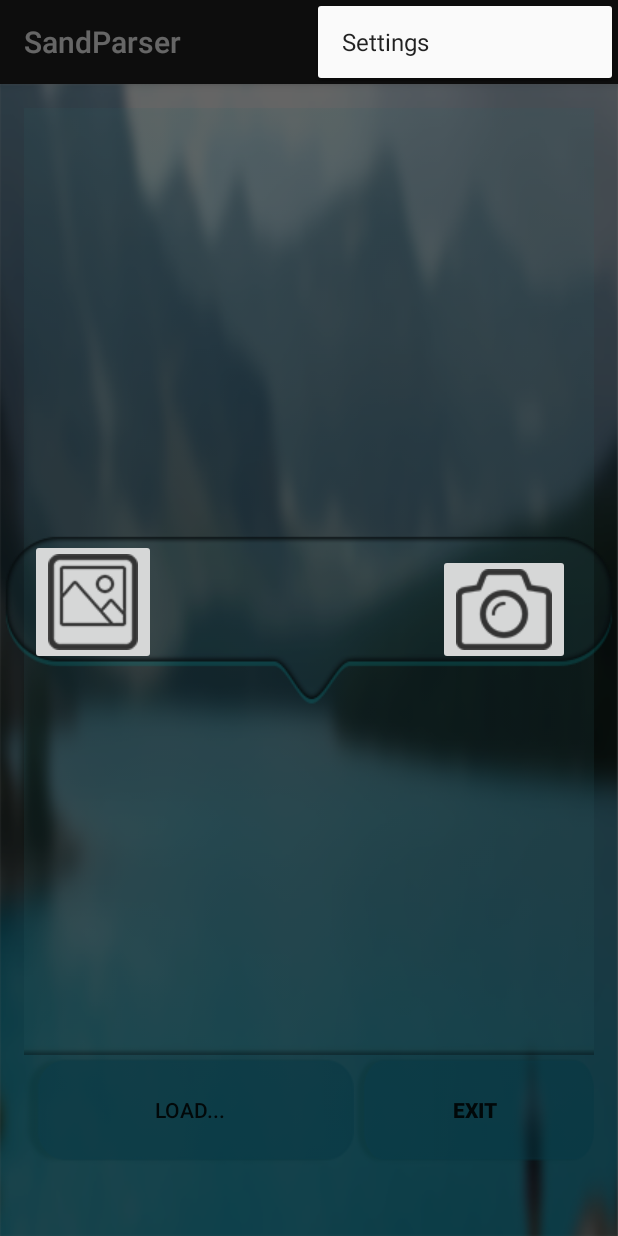
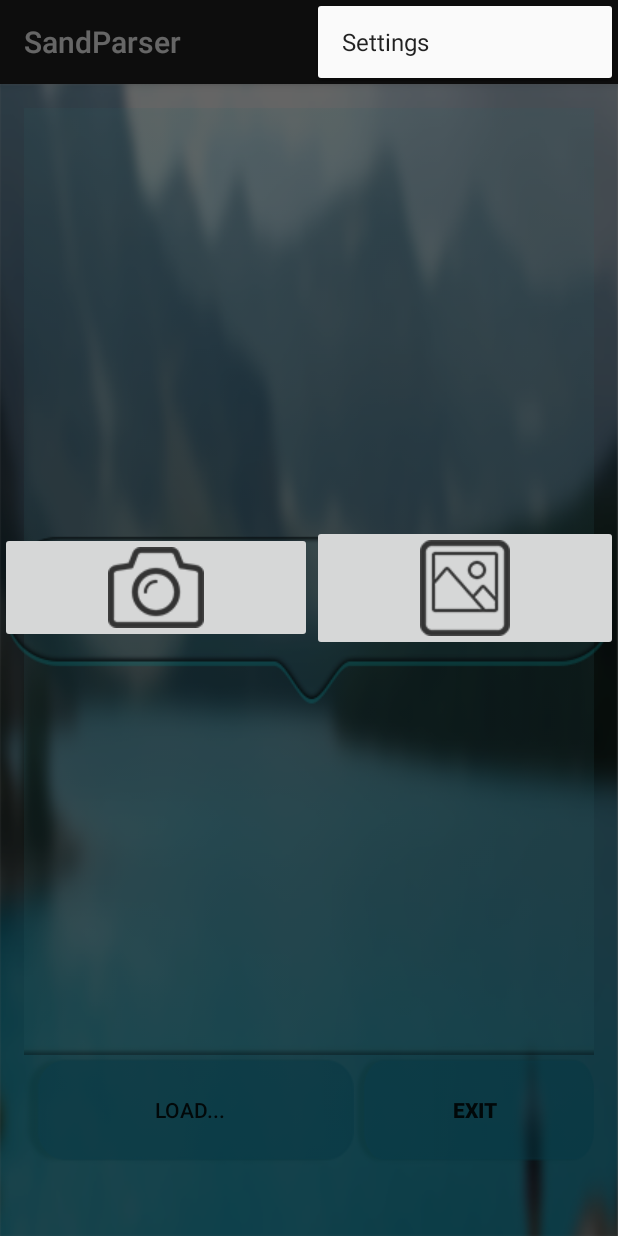
Before and after one commit to Legementarion/NN, an Android app: the fragment CamDialog placed in its activity, with the options menu open, on a phone screen of 412 x 824 dp. Run offline under Robolectric (Android 15) with nearby library versions, the phone set to English and light mode, and no system bars.

Commit message:
v0.33 openCV lib commented

```diff
--- a/app/src/main/AndroidManifest.xml
+++ b/app/src/main/AndroidManifest.xml
@@ -1,7 +1,7 @@
 <?xml version="1.0" encoding="utf-8"?>
 <manifest xmlns:android="http://schemas.android.com/apk/res/android"
     package="com.lego.mydiploma" >
-    <uses-feature android:name="android.hardware.camera" android:required="true" />
+    <uses-permission android:name="android.hardware.camera" android:required="true" />
     <uses-permission android:name="android.permission.WRITE_EXTERNAL_STORAGE" />
 
 
--- a/app/src/main/java/com/lego/mydiploma/Functions/CamDialog.java
+++ b/app/src/main/java/com/lego/mydiploma/Functions/CamDialog.java
@@ -27,13 +27,14 @@ import java.util.Locale;
 
 public class CamDialog extends DialogFragment implements DialogInterface.OnCancelListener{
 
-    private static final String IMAGE_DIRECTORY_NAME = "ololo";
     ImageButton camera;
     ImageButton gallery;
     public static Uri fileUri;
     final int CAMERA_CAPTURE = 1;
     final int GALLERY_REQUEST = 2;
     public static final int MEDIA_TYPE_IMAGE = 1;
+    private static final String IMAGE_DIRECTORY_NAME = "ololo";
+
 
     @Override
     public View onCreateView(LayoutInflater inflater, ViewGroup container,Bundle savedInstanceState) {
@@ -48,12 +49,11 @@ public class CamDialog extends DialogFragment implements DialogInterface.OnCance
                     Intent captureIntent = new Intent(MediaStore.ACTION_IMAGE_CAPTURE);
                     dismiss();
                     fileUri = getOutputMediaFileUri(MEDIA_TYPE_IMAGE);
-
-                    captureIntent.putExtra(MediaStore.EXTRA_OUTPUT, fileUri);
+//                    captureIntent.putExtra(MediaStore.EXTRA_OUTPUT, fileUri);
                     startActivityForResult(captureIntent, CAMERA_CAPTURE);
                 }
                 catch (ActivityNotFoundException e){
-                    String errorMessage = getString(R.string.Error_camera);
+                    String errorMessage = getString(R.string.error_camera);
                     Toast toast = Toast.makeText(getActivity(), errorMessage, Toast.LENGTH_SHORT);
                     toast.show();
                 }
@@ -70,7 +70,7 @@ public class CamDialog extends DialogFragment implements DialogInterface.OnCance
                     dismiss();
                     startActivityForResult(photoPickerIntent, GALLERY_REQUEST);}
                 catch (ActivityNotFoundException e){
-                    String errorMessage = getString(R.string.Error_gallery);
+                    String errorMessage = getString(R.string.error_gallery);
                     Toast toast = Toast.makeText(getActivity(), errorMessage, Toast.LENGTH_SHORT);
                     toast.show();
                 }
--- a/app/src/main/java/com/lego/mydiploma/MainActivity.java
+++ b/app/src/main/java/com/lego/mydiploma/MainActivity.java
@@ -79,7 +79,7 @@ public class MainActivity extends AppCompatActivity {
             FragmentManager manager = getSupportFragmentManager();
             myDialogFragment.show(manager, "dialog");
         } catch (ActivityNotFoundException e) {
-            String errorMessage = getString(R.string.Error_camera);
+            String errorMessage = getString(R.string.error_camera);
             Toast toast = Toast
                     .makeText(this, errorMessage, Toast.LENGTH_SHORT);
             toast.show();
@@ -89,8 +89,6 @@ public class MainActivity extends AppCompatActivity {
         } else {
             minSize = imageView.getWidth();
         }
-
-
     }
 
     @Override
--- a/app/src/main/res/layout/dialog.xml
+++ b/app/src/main/res/layout/dialog.xml
@@ -1,7 +1,7 @@
 <?xml version="1.0" encoding="utf-8"?>
-<RelativeLayout xmlns:android="http://schemas.android.com/apk/res/android"
+<LinearLayout xmlns:android="http://schemas.android.com/apk/res/android"
     android:orientation="horizontal"
-    android:layout_width="fill_parent"
+    android:layout_width="match_parent"
     android:layout_height="210dp"
     android:background="@drawable/toster"
     android:weightSum="1">
@@ -11,24 +11,17 @@
         android:layout_width="wrap_content"
         android:layout_height="wrap_content"
         android:id="@+id/imageButton1"
-        android:layout_weight="0.18"
         android:layout_gravity="center_vertical"
-        android:layout_marginRight="32dp"
-        android:layout_marginEnd="32dp"
-        android:layout_alignBottom="@+id/imageButton2"
-        android:layout_alignParentRight="true"
-        android:layout_alignParentEnd="true" />
+        android:layout_marginTop="-20dp"
+        android:layout_weight=".5" />
 
     <ImageButton
         android:src="@drawable/gallery"
         android:layout_width="wrap_content"
         android:layout_height="wrap_content"
         android:id="@+id/imageButton2"
-        android:layout_column="7"
-        android:layout_alignParentTop="true"
-        android:layout_alignParentLeft="true"
-        android:layout_alignParentStart="true"
-        android:layout_marginTop="5dp"
-        android:layout_marginLeft="20dp" />
+        android:layout_gravity="center_vertical"
+        android:layout_marginTop="-20dp"
+        android:layout_weight=".5" />
 
-</RelativeLayout>
+</LinearLayout>
--- a/app/src/main/res/values/strings.xml
+++ b/app/src/main/res/values/strings.xml
@@ -6,6 +6,6 @@
     <string name="Exit">Exit</string>
     <string name="Image">Image</string>
     <string name="back">back</string>
-    <string name="Error_camera">Ваше устройство не поддерживает съемку</string>
-    <string name="Error_gallery">Невозможно открыть галерею</string>
+    <string name="error_camera">Ваше устройство не поддерживает съемку</string>
+    <string name="error_gallery">Невозможно открыть галерею</string>
 </resources>
```
